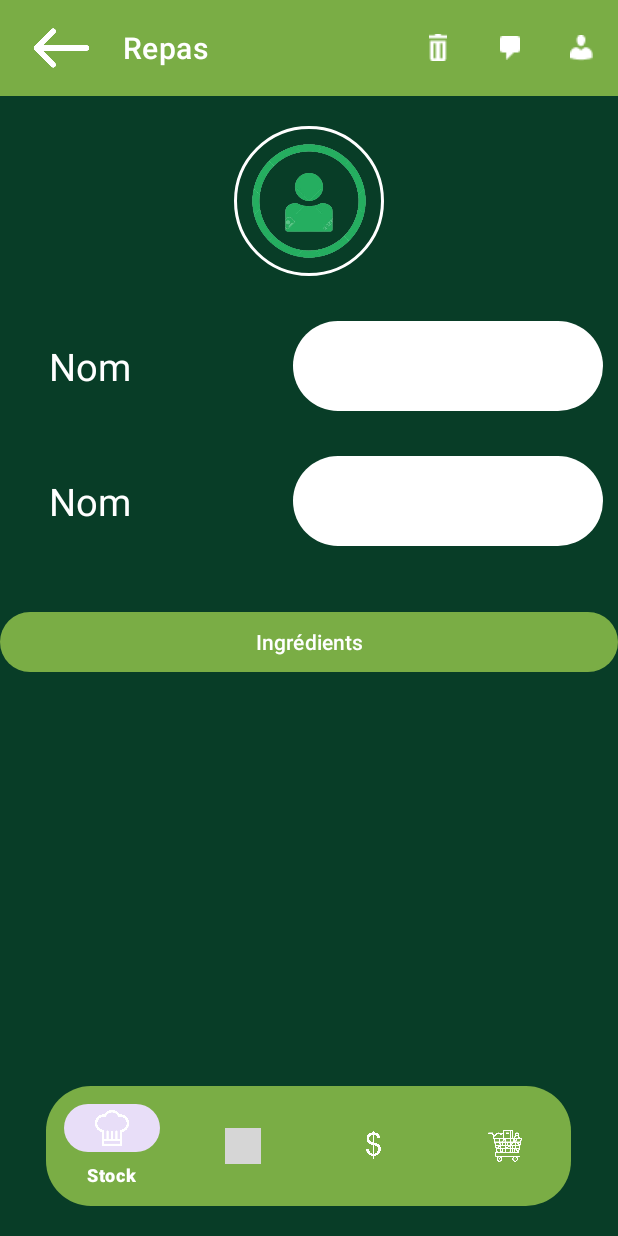
After one commit to hicham2000/Stockify-FrontEnd, an Android app: the ajouter_repas screen opened directly, with no data from a screen before it, on a phone screen of 412 x 824 dp. The commit adds this screen. Run offline under Robolectric (Android 15) with nearby library versions, the light colour scheme and no system bars; 1 statement that could not run was skipped; grey boxes are pictures that could not be loaded.

Commit message:
add ajouter repas

```diff
--- a/app/src/main/AndroidManifest.xml
+++ b/app/src/main/AndroidManifest.xml
@@ -20,9 +20,12 @@
         android:usesCleartextTraffic="true"
         tools:targetApi="31">
         <activity
+            android:name=".Repas.ajouter_repas"
+            android:exported="true" />
+        <activity
             android:name=".Repas.ingredients_quantity"
             android:exported="false"
-            android:windowSoftInputMode="adjustPan"/>
+            android:windowSoftInputMode="adjustPan" />
         <activity
             android:name=".Repas.ingredients"
             android:exported="true" />
--- /dev/null
+++ b/app/src/main/java/com/example/stockifi/Repas/ajouter_repas.java
@@ -0,0 +1,64 @@
+package com.example.stockifi.Repas;
+
+import androidx.appcompat.app.AppCompatActivity;
+
+import android.content.Intent;
+import android.graphics.Color;
+import android.os.Bundle;
+import android.view.View;
+import android.view.ViewGroup;
+import android.widget.ImageView;
+import android.widget.LinearLayout;
+import android.widget.TextView;
+
+import com.example.stockifi.Liste_Course.Produit;
+import com.example.stockifi.R;
+
+import java.util.ArrayList;
+
+public class ajouter_repas extends AppCompatActivity {
+    private LinearLayout container;
+    @Override
+    protected void onCreate(Bundle savedInstanceState) {
+        super.onCreate(savedInstanceState);
+        setContentView(R.layout.activity_ajouter_repas);
+
+        Intent intent = getIntent();
+
+        container = findViewById(R.id.container);
+        ArrayList<String> quantity = intent.getStringArrayListExtra("stringListExtra");
+        ArrayList<Produit> productList =intent.getParcelableArrayListExtra("selectedItems");
+        System.out.println(productList);
+        System.out.println(quantity);
+
+
+        for(int i =0; i<productList.size();i++){
+            // Create a new TextView
+            TextView textView = new TextView(this);
+            textView.setText(quantity.get(i)+ " " + productList.get(i).getUniteMesure() + " " + productList.get(i).getIntitule());
+            textView.setTextColor(Color.WHITE); // Set text color to blue
+            textView.setTextSize(20);
+
+            // Set layout parameters for the TextView
+            LinearLayout.LayoutParams layoutParams = new LinearLayout.LayoutParams(
+                    ViewGroup.LayoutParams.WRAP_CONTENT,
+                    ViewGroup.LayoutParams.WRAP_CONTENT
+
+            );
+            textView.setLayoutParams(layoutParams);
+
+            // Add the TextView to the LinearLayout
+            container.addView(textView);
+        }
+
+        ImageView toolbarBackButton = findViewById(R.id.toolbar_back_button);
+
+        toolbarBackButton.setOnClickListener(new View.OnClickListener() {
+            @Override
+            public void onClick(View v) {
+
+                finish();
+            }
+        });
+    }
+}
--- a/app/src/main/java/com/example/stockifi/Repas/ingredients_quantity.java
+++ b/app/src/main/java/com/example/stockifi/Repas/ingredients_quantity.java
@@ -10,7 +10,9 @@ import android.view.View;
 import android.view.ViewGroup;
 import android.widget.ArrayAdapter;
 import android.widget.Button;
+import android.widget.EditText;
 import android.widget.ImageView;
+import android.widget.LinearLayout;
 import android.widget.ListView;
 import android.widget.Spinner;
 import android.widget.TextView;
@@ -23,6 +25,7 @@ import java.util.ArrayList;
 public class ingredients_quantity extends AppCompatActivity {
 
     private Spinner spinnerDate;
+    private ArrayList<String> quantity = new ArrayList<>();
     @Override
     protected void onCreate(Bundle savedInstanceState) {
         super.onCreate(savedInstanceState);
@@ -30,6 +33,10 @@ public class ingredients_quantity extends AppCompatActivity {
         Intent intent = getIntent();
 
             ArrayList<Produit> productList =intent.getParcelableArrayListExtra("selectedItems");
+
+
+
+
 
 
 
@@ -66,6 +73,62 @@ public class ingredients_quantity extends AppCompatActivity {
                 finish();
             }
         });
+
+        Button displayButton = findViewById(R.id.ajouteringredients);
+        displayButton.setOnClickListener(new View.OnClickListener() {
+            @Override
+            public void onClick(View v) {
+
+                // Function to display content of all EditText fields
+                LinearLayout rootView = findViewById(R.id.ingredientscontent); // Replace with your root layout ID
+                int childCount = rootView.getChildCount();
+                ListView a = (ListView) rootView.getChildAt(0);
+                //System.out.println(a);
+                int b = a.getChildCount();
+                //System.out.println(b);
+                quantity.clear();
+
+                for (int i = 0; i < b; i++) {
+                    LinearLayout vieww = (LinearLayout) a.getChildAt(i);
+                    View view = vieww.getChildAt(1);
+
+
+
+                    EditText editText = (EditText) view;
+                    String content = editText.getText().toString();
+                    quantity.add(content);
+
+
+                }
+
+                if(quantity.size() == productList.size() ){
+                    for (int i =0 ; i<quantity.size() ; i++){
+                        Double asfd = Double.parseDouble(quantity.get(i));
+
+                        if (asfd >  productList.get(i).getQuantite() || asfd == 0){
+
+                            break;
+                        }
+                        if (i == quantity.size() -1){
+                            Intent intent = new Intent(ingredients_quantity.this, ajouter_repas.class);
+                            intent.putParcelableArrayListExtra("selectedItems", productList);
+                            intent.putStringArrayListExtra("stringListExtra", quantity);
+                            startActivity(intent);
+                        }
+
+                    }
+                }
+
+
+
+
+            }
+        });
+    }
+
+    private void displayEditTextContent() {
+
+
     }
 
 
--- /dev/null
+++ b/app/src/main/res/layout/activity_ajouter_repas.xml
@@ -0,0 +1,187 @@
+<?xml version="1.0" encoding="utf-8"?>
+
+
+
+<RelativeLayout xmlns:android="http://schemas.android.com/apk/res/android"
+    xmlns:app="http://schemas.android.com/apk/res-auto"
+    xmlns:tools="http://schemas.android.com/tools"
+    android:layout_width="match_parent"
+    android:layout_height="match_parent"
+    tools:context=".ProfilActivity"
+    android:background="@color/vert">
+
+    <com.google.android.material.appbar.AppBarLayout
+        android:layout_width="match_parent"
+        android:layout_height="wrap_content"
+        android:id="@+id/appBar">
+
+        <androidx.appcompat.widget.Toolbar
+            android:id="@+id/toolbar"
+            android:layout_width="match_parent"
+            android:layout_height="?attr/actionBarSize"
+            android:background="?attr/colorPrimary">
+
+            <!-- Ajoutez une flèche de retour à la Toolbar -->
+            <ImageView
+                android:id="@+id/toolbar_back_button"
+                android:layout_width="50dp"
+                android:layout_height="wrap_content"
+                android:src="@drawable/fleche"
+                android:layout_gravity="start"
+                android:layout_marginStart="16dp"
+                />
+
+            <com.google.android.material.appbar.MaterialToolbar
+
+                style="@style/Widget.MaterialComponents.Toolbar.Primary"
+                android:layout_width="match_parent"
+                android:layout_height="wrap_content"
+                app:title="Repas"
+                app:menu="@menu/menu_profil"
+                />
+
+        </androidx.appcompat.widget.Toolbar>
+
+    </com.google.android.material.appbar.AppBarLayout>
+
+
+
+    <com.google.android.material.bottomnavigation.BottomNavigationView
+        android:id="@+id/androidx_window"
+        android:layout_width="350dp"
+
+        android:layout_height="wrap_content"
+        android:layout_alignParentBottom="true"
+        android:layout_centerHorizontal="true"
+        android:layout_marginBottom="20dp"
+        android:background="@drawable/ellipse_menu"
+        app:menu="@menu/menu_bottom_navigation"
+        app:labelVisibilityMode="auto"
+        app:itemIconTint="@color/white"
+        app:itemTextColor="@color/white"
+        app:itemBackground="@null"/>
+
+    <ScrollView
+        android:layout_width="match_parent"
+        android:layout_height="match_parent"
+
+        android:layout_below="@+id/appBar">
+        <LinearLayout
+            android:layout_width="match_parent"
+            android:layout_height="match_parent"
+            android:orientation="vertical"
+            android:layout_marginTop="20dp">
+
+            <ImageView
+                android:background="@drawable/rond_image"
+                android:id="@+id/imageProfil"
+                android:layout_width="100dp"
+                android:layout_height="100dp"
+                android:src="@drawable/profil"
+                android:layout_gravity="center"
+
+                />
+
+
+
+            <LinearLayout
+                android:layout_width="wrap_content"
+                android:layout_height="wrap_content"
+                android:orientation="horizontal"
+                android:layout_marginTop="@dimen/enHaut"
+                android:layout_marginLeft="15dp"
+                >
+
+                <RelativeLayout
+                    android:layout_width="match_parent"
+                    android:layout_height="60dp"
+                    >
+                    <TextView
+                        android:layout_width="90dp"
+                        android:layout_height="match_parent"
+                        android:text="Nom"
+                        android:textColor="#FFFFFF"
+                        android:textSize="25dp"
+                        android:gravity="center"/>
+
+                    <EditText
+                        android:id="@+id/editTexte_t"
+                        style="@style/EditTextStyle"
+                        android:layout_width="match_parent"
+                        android:layout_height="60dp"
+                        android:layout_marginLeft="180dp"
+                        android:layout_marginRight="10dp"
+                        android:background="@drawable/ellipse"
+                        android:focusableInTouchMode="false"
+
+
+                        android:inputType="numberDecimal" />
+
+
+                </RelativeLayout>
+            </LinearLayout>
+
+            <LinearLayout
+                android:layout_width="wrap_content"
+                android:layout_height="wrap_content"
+                android:orientation="horizontal"
+                android:layout_marginTop="@dimen/enHaut"
+                android:layout_marginLeft="15dp"
+                >
+
+                <RelativeLayout
+                    android:layout_width="match_parent"
+                    android:layout_height="60dp"
+                    >
+                    <TextView
+                        android:layout_width="90dp"
+                        android:layout_height="match_parent"
+                        android:text="Nom"
+                        android:textColor="#FFFFFF"
+                        android:textSize="25dp"
+                        android:gravity="center"/>
+
+                    <EditText
+
+                        style="@style/EditTextStyle"
+                        android:layout_width="match_parent"
+                        android:layout_height="60dp"
+                        android:layout_marginLeft="180dp"
+                        android:layout_marginRight="10dp"
+                        android:background="@drawable/ellipse"
+                        android:focusableInTouchMode="false"
+
+
+                        android:inputType="numberDecimal" />
+
+
+                </RelativeLayout>
+            </LinearLayout>
+
+            <Button
+                android:id="@+id/button_email"
+                android:layout_width="match_parent"
+                android:layout_height="match_parent"
+                android:text="@string/ingredient"
+
+
+                android:layout_marginTop="40dp"
+
+                />
+
+            <LinearLayout
+                android:id="@+id/container"
+                android:layout_width="match_parent"
+                android:layout_height="wrap_content"
+                android:orientation="vertical"
+                android:padding="16dp">
+            </LinearLayout>
+
+
+        </LinearLayout>
+
+
+    </ScrollView>
+
+
+</RelativeLayout>
--- a/app/src/main/res/layout/activity_ingredients_quantity.xml
+++ b/app/src/main/res/layout/activity_ingredients_quantity.xml
@@ -54,6 +54,7 @@
 
 
     <LinearLayout
+        android:id="@+id/ingredientscontent"
         android:layout_width="match_parent"
         android:layout_height="match_parent"
         android:orientation="vertical"
@@ -61,11 +62,13 @@
 
         >
 
+
         <ListView
             android:id="@+id/myListViewingredientquantity"
             android:layout_width="match_parent"
-            android:layout_height="480dp"
-            android:paddingBottom="20dp"/>
+            android:layout_height="510dp"
+            android:paddingBottom="20dp"
+            />
 
 
         <Button
--- a/app/src/main/res/layout/ingredient_quantity_list.xml
+++ b/app/src/main/res/layout/ingredient_quantity_list.xml
@@ -22,6 +22,7 @@
         android:textColor="@color/white"
         android:shadowColor="@color/white"
         android:inputType="number"
+        android:text="0"
         android:backgroundTint="@color/white"
         style="@style/EditTextStyle"
         />
```
Also changed, not shown: app/src/main/res/drawable/recipe.png (added).
